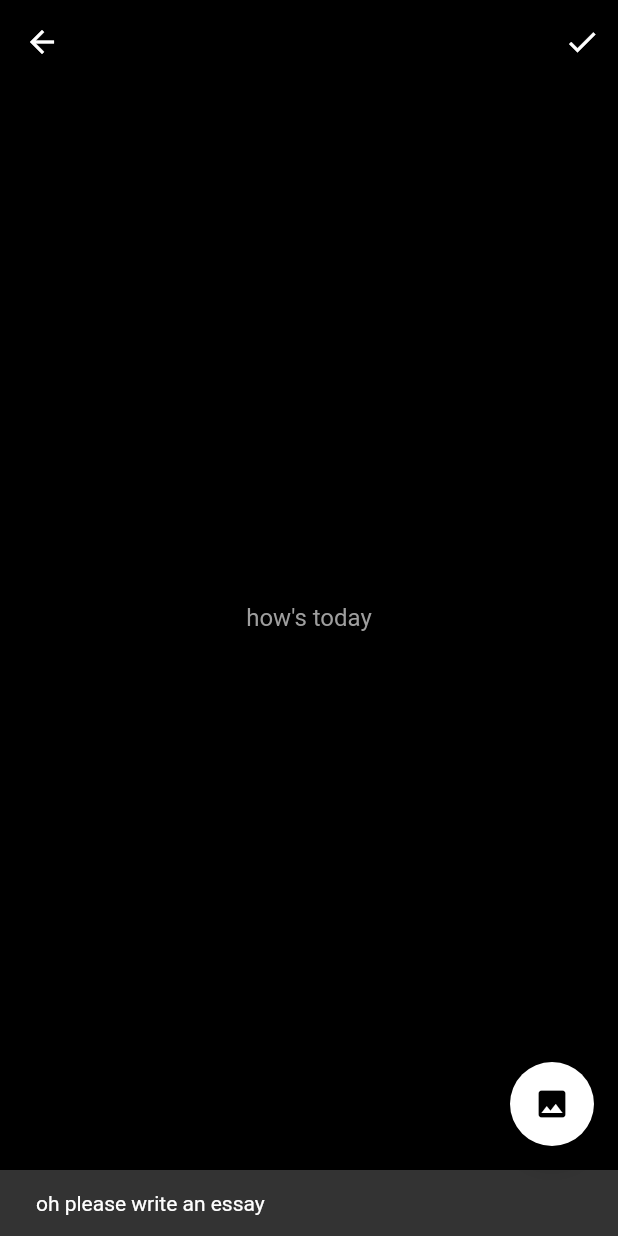
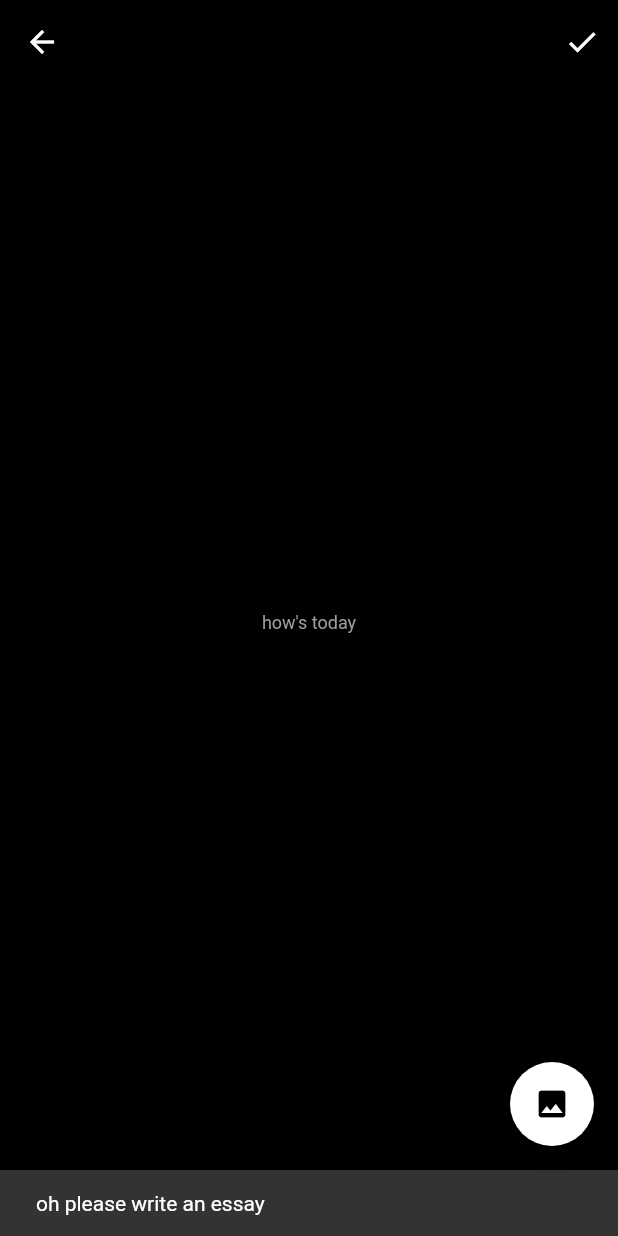
Before and after one commit to choisc91/daily_essay, a Flutter app: the EditScreen screen opened directly, after a tap on the "check" icon, on a phone screen of 412 x 824 dp. Run offline on Flutter 3.47's test engine with Material 2 defaults, Android fonts, the phone set to English and light mode, and no system bars; our stand-ins replace freezed_annotation, image_picker, sqflite; accounts and stored records are empty.

Commit message:
feat : update 기능 구현

```diff
--- a/lib/presentation/edit/edit_screen.dart
+++ b/lib/presentation/edit/edit_screen.dart
@@ -21,11 +21,6 @@ class EditScreen extends StatefulWidget {
 }
 
 class _EditScreenState extends State<EditScreen> {
-  //
-  final _question = [
-    'how\'s today',
-  ];
-
   final _essayCtrl = TextEditingController();
 
   StreamSubscription? _subscription;
@@ -76,7 +71,11 @@ class _EditScreenState extends State<EditScreen> {
           child: TextField(
             controller: _essayCtrl,
             maxLines: null,
-            style: const TextStyle(color: Colors.white),
+            style: const TextStyle(
+              height: 2.0,
+              fontSize: 12.0,
+              color: Colors.white,
+            ),
             textAlign: TextAlign.center,
             decoration: const InputDecoration(
               hintText: 'how\'s today',
@@ -175,6 +174,12 @@ class _EditScreenState extends State<EditScreen> {
   void _setUiEvent() {
     Future.microtask(() {
       final viewModel = context.read<EditViewModel>();
+      // edit & new.
+      if (widget.item != null) {
+        viewModel.setPicture(widget.item!.path);
+        _essayCtrl.text = widget.item!.essay;
+      }
+
       _subscription = viewModel.eventStream.listen((event) {
         event.when(
           saveEssay: () => Navigator.of(context).pop(true),
--- a/lib/presentation/edit/edit_view_model.dart
+++ b/lib/presentation/edit/edit_view_model.dart
@@ -26,11 +26,11 @@ class EditViewModel with ChangeNotifier {
     event.when(
       getShootPicture: () async {
         final String? path = await useCases.getShootPicture();
-        _setPicture(path);
+        setPicture(path);
       },
       getGalleryPicture: () async {
         final String? path = await useCases.getGalleryPicture();
-        _setPicture(path);
+        setPicture(path);
       },
       addEssay: _addEssay,
     );
@@ -41,7 +41,7 @@ class EditViewModel with ChangeNotifier {
     notifyListeners();
   }
 
-  void _setPicture(String? path) {
+  void setPicture(String? path) {
     if (path != null) {
       _state = _state.copyWith(path: path);
       notifyListeners();
```
Also changed, not shown: lib/presentation/home/components/essay_item.dart (+5 -4 lines), lib/presentation/home/home_screen.dart (+25 -30 lines).
